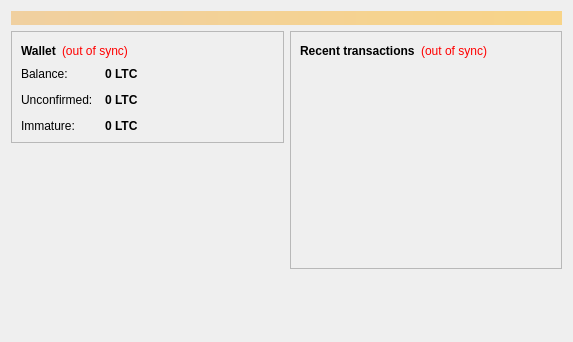
Above: src/qt/forms/overviewpage.ui from woodedlawn/woodcoin before the change. Below: the same form after it.
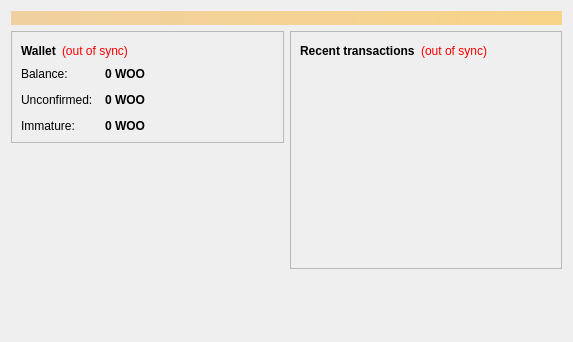
That is the form after the change.

The edit to the form file:
```diff
--- a/src/qt/forms/overviewpage.ui
+++ b/src/qt/forms/overviewpage.ui
@@ -122,7 +122,7 @@
                <string>Your current balance</string>
               </property>
               <property name="text">
-               <string notr="true">0 LTC</string>
+               <string notr="true">0 WOO</string>
               </property>
               <property name="textInteractionFlags">
                <set>Qt::LinksAccessibleByMouse|Qt::TextSelectableByKeyboard|Qt::TextSelectableByMouse</set>
@@ -151,7 +151,7 @@
                <string>Total of transactions that have yet to be confirmed, and do not yet count toward the current balance</string>
               </property>
               <property name="text">
-               <string notr="true">0 LTC</string>
+               <string notr="true">0 WOO</string>
               </property>
               <property name="textInteractionFlags">
                <set>Qt::LinksAccessibleByMouse|Qt::TextSelectableByKeyboard|Qt::TextSelectableByMouse</set>
@@ -177,7 +177,7 @@
                <string>Mined balance that has not yet matured</string>
               </property>
               <property name="text">
-               <string notr="true">0 LTC</string>
+               <string notr="true">0 WOO</string>
               </property>
               <property name="textInteractionFlags">
                <set>Qt::LinksAccessibleByMouse|Qt::TextSelectableByKeyboard|Qt::TextSelectableByMouse</set>
```
Left out of the diff: 4 changed lines with no effect on the pictures.
